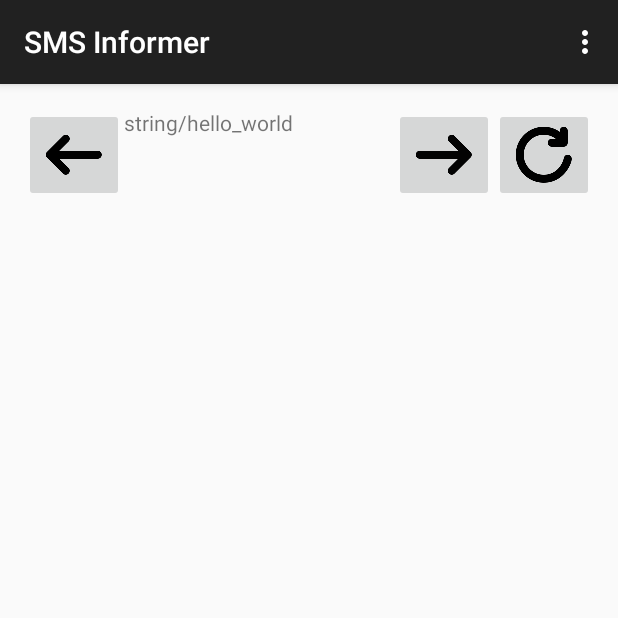
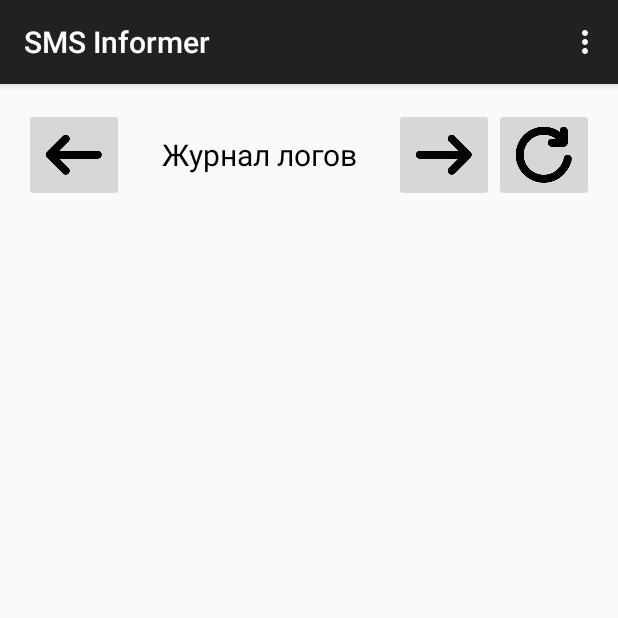
Before and after one commit to dieselrus/SMSInformer, an Android app: the screen it shows after launch (MainActivity), on a phone screen of 412 x 824 dp, the top half of it. Run offline under Robolectric (Android 15) with nearby library versions, the light colour scheme and no system bars.

Commit message:
new icon/ alpha 1

```diff
--- a/app/src/main/res/layout/activity_main.xml
+++ b/app/src/main/res/layout/activity_main.xml
@@ -5,14 +5,17 @@
     android:paddingTop="@dimen/activity_vertical_margin"
     android:paddingBottom="@dimen/activity_vertical_margin" tools:context=".MainActivity">
 
-    <TextView android:text="string/hello_world" android:layout_width="wrap_content"
+    <TextView android:text="@string/log" android:layout_width="wrap_content"
         android:layout_height="wrap_content"
         android:layout_alignParentTop="true"
         android:layout_alignBottom="@+id/btnForward"
         android:layout_toRightOf="@+id/btnBack"
         android:layout_toLeftOf="@+id/btnForward"
         android:layout_toStartOf="@+id/btnForward"
-        android:id="@+id/tvLogTitle" />
+        android:id="@+id/tvLogTitle"
+        android:gravity="center_vertical|center_horizontal"
+        android:textSize="20dp"
+        android:textColor="@android:color/black" />
 
     <ImageButton
         android:layout_width="wrap_content"
--- a/app/src/main/res/values/strings.xml
+++ b/app/src/main/res/values/strings.xml
@@ -7,4 +7,5 @@
     <string name="action_about">О программе</string>
     <string name="action_help">Помощь</string>
     <string name="action_settings">Настройки</string>
+    <string name="log">Журнал логов</string>
 </resources>
```
Also changed, not shown: app/src/main/res/mipmap-hdpi/ic_launcher.png, app/src/main/res/mipmap-mdpi/ic_launcher.png, app/src/main/res/mipmap-xhdpi/ic_launcher.png, app/src/main/res/mipmap-xxhdpi/ic_launcher.png, app/src/main/res/mipmap-xxxhdpi/ic_launcher.png (added), 4 other files.
